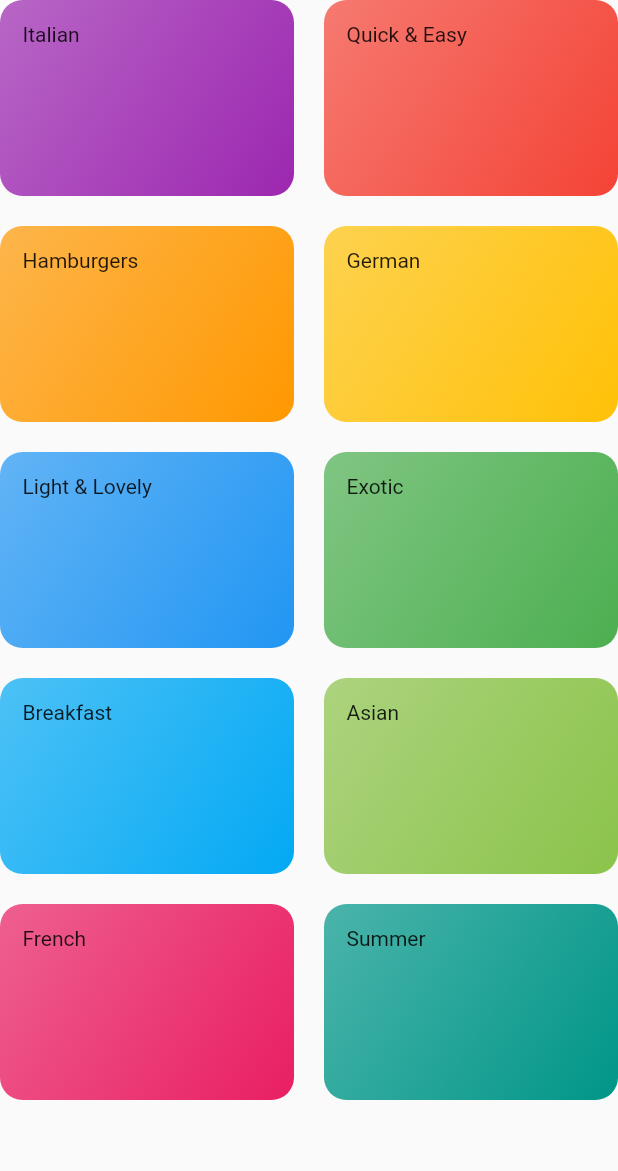
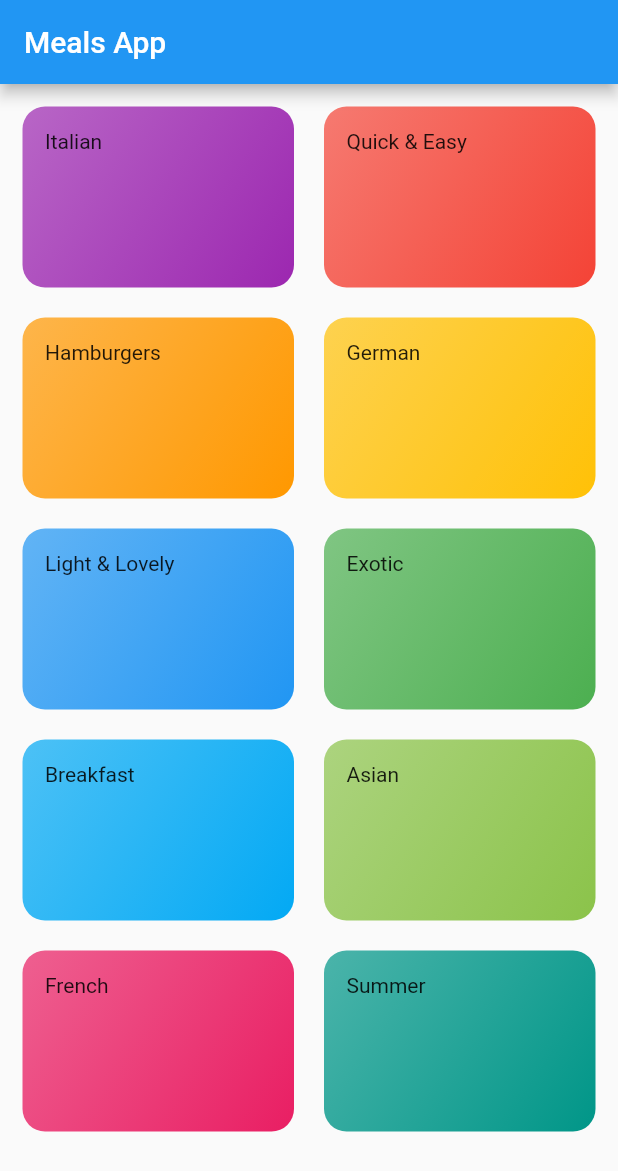
Before and after one commit to PtrkH/flutter_meals_app, a Flutter app: the screen it shows after launch, on a phone screen of 412 x 824 dp. Shown: the top 1171 px of the screen. Run offline on Flutter 3.47's test engine with Material 2 defaults, Android fonts, the phone set to English and light mode, and no system bars.

```diff
--- a/lib/categories_screen.dart
+++ b/lib/categories_screen.dart
@@ -8,7 +8,11 @@ class CategoriesScreen extends StatelessWidget {
   @override
   Widget build(BuildContext context) {
     return Scaffold(
+      appBar: AppBar(
+        title: const Text('Meals App'),
+      ),
       body: GridView(
+        padding: const EdgeInsets.all(15),
         children: DUMMY_CATEGORIES
             .map((catData) => CategoryItem(catData.title, catData.color))
             .toList(),
```
Also changed, not shown: pubspec.yaml (+18 -0 lines), assets/fonts/Raleway-Black.ttf (added), assets/fonts/Raleway-Bold.ttf (added), assets/fonts/Raleway-Regular.ttf (added), assets/fonts/RobotoCondensed-Bold.ttf (added), assets/fonts/RobotoCondensed-Italic.ttf (added), assets/fonts/RobotoCondensed-Light.ttf (added), assets/fonts/RobotoCondensed-Regular.ttf (added).
